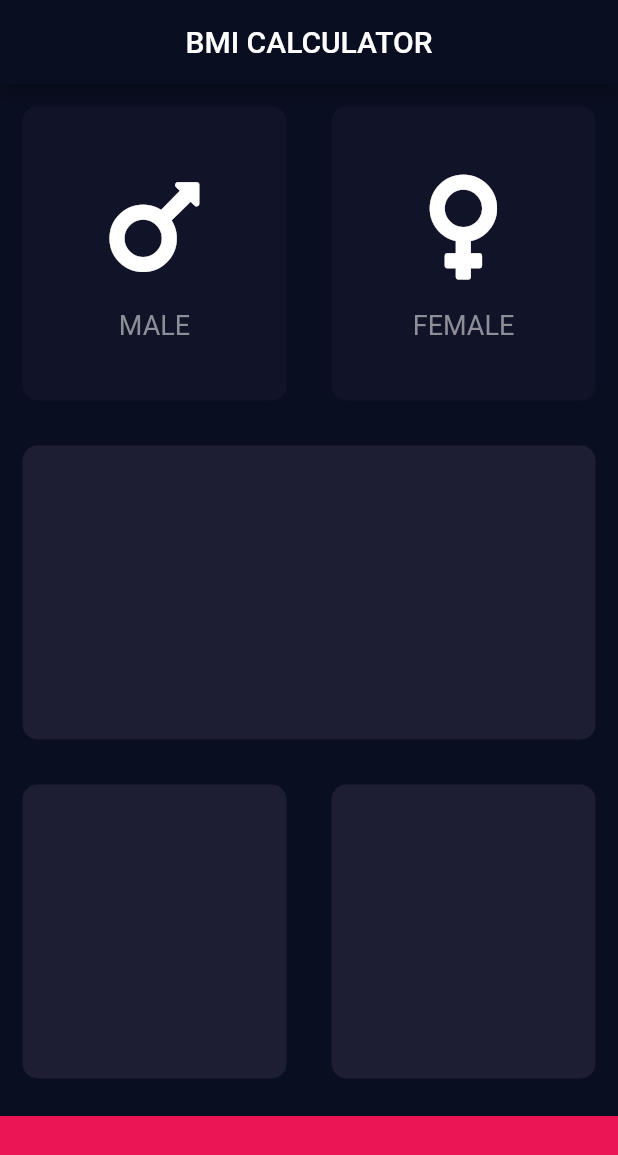
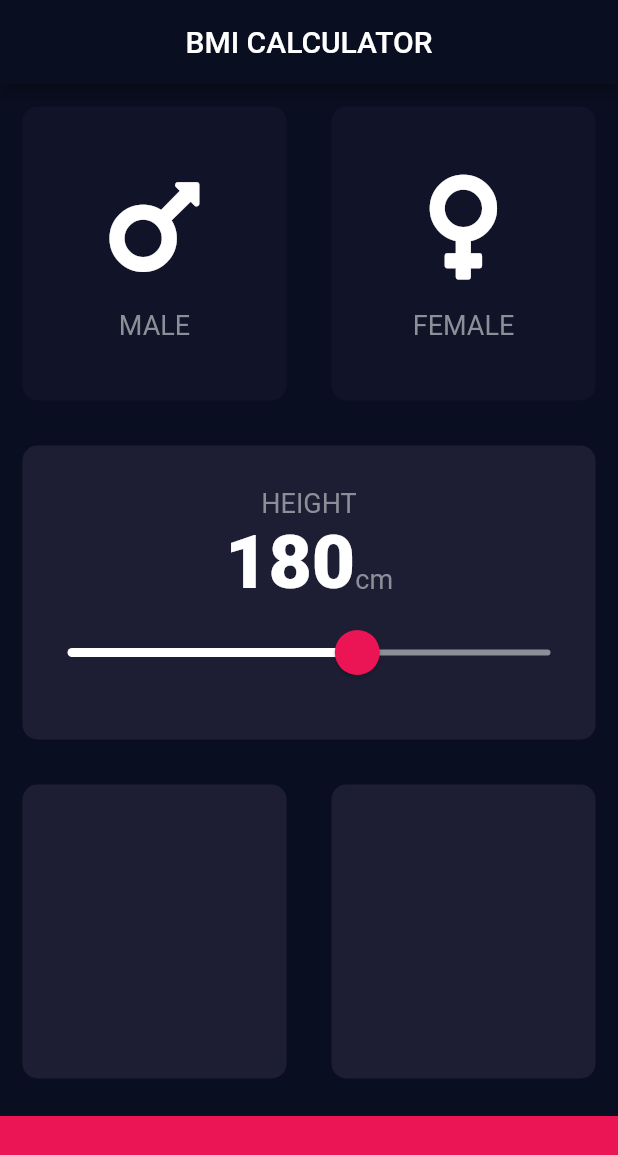
Before and after one commit to jkasanjian/flutter-class, a Flutter app: the screen it shows after launch, on a phone screen of 412 x 824 dp. Shown: the top 1155 px of the screen. Run offline on Flutter 3.47's test engine with Material 2 defaults, Android fonts, the phone set to English and light mode, and no system bars; our stand-ins replace audioplayers, font_awesome_flutter, rflutter_alert.

Commit message:
added slider functionality

```diff
--- /dev/null
+++ b/bmi-calculator/lib/constants.dart
@@ -0,0 +1,17 @@
+import 'package:flutter/material.dart';
+
+const kBottomContainerHeight = 80.0;
+const kActiveCardColor = Color(0xFF1D1E33);
+const kInactiveCardColor = Color(0xFF111328);
+const kBottomContainerColor = Color(0xFFEB1555);
+const kSlidActiveColor = Colors.white;
+const kSlideInactiveColor = Color(0xFF8d8E98);
+const kMinHeight = 120.0;
+const kMaxHeight = 220.0;
+
+const kLabelTextStyle = TextStyle(
+  fontSize: 18.0,
+  color: Color(0xFF8D8E98),
+);
+
+const kNumberTextStyle = TextStyle(fontSize: 50.0, fontWeight: FontWeight.w900);
--- a/bmi-calculator/lib/icon_content.dart
+++ b/bmi-calculator/lib/icon_content.dart
@@ -1,9 +1,5 @@
 import 'package:flutter/material.dart';
-
-const labelTextStyle = TextStyle(
-  fontSize: 18.0,
-  color: Color(0xFF8D8E98),
-);
+import 'constants.dart';
 
 class IconContent extends StatelessWidget {
   final IconData icon;
@@ -22,7 +18,7 @@ class IconContent extends StatelessWidget {
         ),
         Text(
           this.label,
-          style: labelTextStyle,
+          style: kLabelTextStyle,
         ),
       ],
     );
--- a/bmi-calculator/lib/input_page.dart
+++ b/bmi-calculator/lib/input_page.dart
@@ -2,11 +2,7 @@ import 'package:flutter/material.dart';
 import 'package:font_awesome_flutter/font_awesome_flutter.dart';
 import 'icon_content.dart';
 import 'reusable_card.dart';
-
-const bottomContainerHeight = 80.0;
-const activeCardColor = Color(0xFF1D1E33);
-const inactiveCardColor = Color(0xFF111328);
-const bottomContainerColor = Color(0xFFEB1555);
+import 'constants.dart';
 
 enum Gender {
   male,
@@ -20,6 +16,7 @@ class InputPage extends StatefulWidget {
 
 class _InputPageState extends State<InputPage> {
   Gender gender;
+  int height = 180;
 
   @override
   Widget build(BuildContext context) {
@@ -29,43 +26,40 @@ class _InputPageState extends State<InputPage> {
         centerTitle: true,
       ),
       body: Column(
+        crossAxisAlignment: CrossAxisAlignment.stretch,
         children: <Widget>[
           Expanded(
             child: Row(
               children: <Widget>[
                 Expanded(
-                  child: GestureDetector(
-                    onTap: () {
+                  child: ReusableCard(
+                    onPress: () {
                       setState(() {
-                        this.gender = Gender.male;
+                        gender = Gender.male;
                       });
                     },
-                    child: ReusableCard(
                     color: gender == Gender.male
-                          ? activeCardColor
-                          : inactiveCardColor,
+                        ? kActiveCardColor
+                        : kInactiveCardColor,
                     cardChild: IconContent(
                       icon: FontAwesomeIcons.mars,
                       label: 'MALE',
                     ),
                   ),
                 ),
-                ),
                 Expanded(
-                  child: GestureDetector(
-                    onTap: () {
+                  child: ReusableCard(
+                    onPress: () {
                       setState(() {
-                        this.gender = Gender.female;
+                        gender = Gender.female;
                       });
                     },
-                    child: ReusableCard(
                     color: gender == Gender.female
-                          ? activeCardColor
-                          : inactiveCardColor,
+                        ? kActiveCardColor
+                        : kInactiveCardColor,
                     cardChild: IconContent(
                       icon: FontAwesomeIcons.venus,
                       label: 'FEMALE',
-                      ),
                     ),
                   ),
                 )
@@ -73,25 +67,70 @@ class _InputPageState extends State<InputPage> {
             ),
           ),
           Expanded(
-            child: ReusableCard(color: activeCardColor),
+            child: ReusableCard(
+              color: kActiveCardColor,
+              cardChild: Column(
+                mainAxisAlignment: MainAxisAlignment.center,
+                children: <Widget>[
+                  Text(
+                    'HEIGHT',
+                    style: kLabelTextStyle,
+                  ),
+                  Row(
+                    mainAxisAlignment: MainAxisAlignment.center,
+                    crossAxisAlignment: CrossAxisAlignment.baseline,
+                    textBaseline: TextBaseline.alphabetic,
+                    children: <Widget>[
+                      Text(height.toString(), style: kNumberTextStyle),
+                      Text(
+                        'cm',
+                        style: kLabelTextStyle,
+                      ),
+                    ],
+                  ),
+                  SliderTheme(
+                    data: SliderTheme.of(context).copyWith(
+                      activeTrackColor: Colors.white,
+                      inactiveTrackColor: kSlideInactiveColor,
+                      thumbColor: Color(0xFFEB1555), // should move to constants
+                      overlayColor: Color(0x29EB1555),
+                      thumbShape: RoundSliderThumbShape(enabledThumbRadius: 15),
+                      overlayShape:
+                          RoundSliderOverlayShape(overlayRadius: 30.0),
+                    ),
+                    child: Slider(
+                      value: height.toDouble(),
+                      min: kMinHeight,
+                      max: kMaxHeight,
+                      onChanged: (double newValue) {
+                        setState(() {
+                          height = newValue.toInt();
+                        });
+                        ;
+                      },
+                    ),
+                  ),
+                ],
+              ),
+            ),
           ),
           Expanded(
             child: Row(
               children: <Widget>[
                 Expanded(
-                  child: ReusableCard(color: activeCardColor),
+                  child: ReusableCard(color: kActiveCardColor),
                 ),
                 Expanded(
-                  child: ReusableCard(color: activeCardColor),
+                  child: ReusableCard(color: kActiveCardColor),
                 )
               ],
             ),
           ),
           Container(
-            color: bottomContainerColor,
+            color: kBottomContainerColor,
             margin: EdgeInsets.only(top: 10.0),
             width: double.infinity, // makes width equal to the full screen
-            height: bottomContainerHeight,
+            height: kBottomContainerHeight,
           ),
         ],
       ),
--- a/bmi-calculator/lib/reusable_card.dart
+++ b/bmi-calculator/lib/reusable_card.dart
@@ -3,16 +3,20 @@ import 'package:flutter/material.dart';
 class ReusableCard extends StatelessWidget {
   final Color color;
   final Widget cardChild;
+  final Function onPress;
 
-  ReusableCard({@required this.color, this.cardChild});
+  ReusableCard({@required this.color, this.cardChild, this.onPress});
   @override
   Widget build(BuildContext context) {
-    return Container(
-      child: cardChild,
-      margin: EdgeInsets.all(15.0),
-      decoration: BoxDecoration(
-        borderRadius: BorderRadius.circular(10.0),
-        color: this.color,
+    return GestureDetector(
+      onTap: onPress,
+      child: Container(
+        child: cardChild,
+        margin: EdgeInsets.all(15.0),
+        decoration: BoxDecoration(
+          borderRadius: BorderRadius.circular(10.0),
+          color: this.color,
+        ),
       ),
     );
   }
```
Lines whose indentation alone changed are shown as unchanged.
